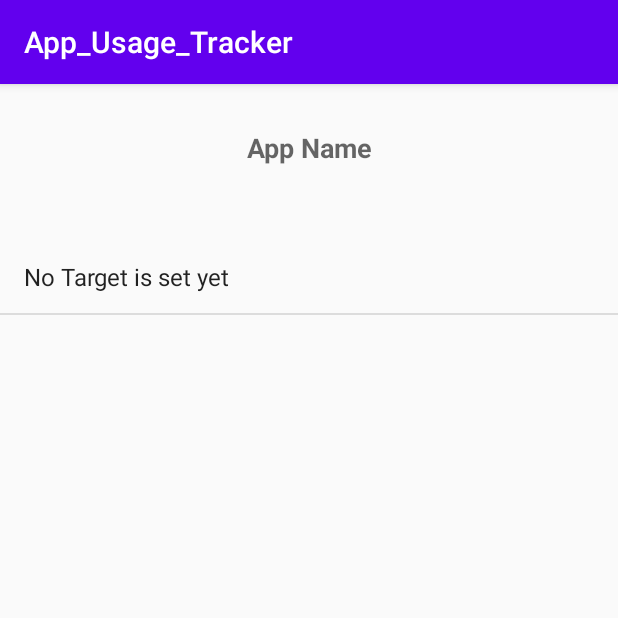
After one commit to diptodeydip/App_Usage_Tracker, an Android app: the TargetStats screen opened directly, with no data from a screen before it, on a phone screen of 412 x 824 dp, the top half of it. The commit adds this screen. Run offline under Robolectric (Android 15) with nearby library versions, the phone set to English and light mode, and no system bars; our stand-ins replace Firebase (no records; nobody signed in at launch, a user with empty details on screens opened directly).

Commit message:
AppwiseTargetStats.class , TargetStast.class added and solved some issue relating target checking.

```diff
--- a/app/src/main/java/com/example/app_usage_tracker/Info.java
+++ b/app/src/main/java/com/example/app_usage_tracker/Info.java
@@ -104,6 +104,7 @@ public class Info extends AppCompatActivity {
 
             // JSONObject userDetails = new JSONObject();
 
+            calendar.set(Calendar.MILLISECOND,0);
             calendar.set(Calendar.SECOND, 0);
             calendar.set(Calendar.MINUTE, 0);
             calendar.set(Calendar.HOUR, 0);
--- /dev/null
+++ b/app/src/main/java/com/example/app_usage_tracker/TargetStats.java
@@ -0,0 +1,71 @@
+package com.example.app_usage_tracker;
+
+import androidx.appcompat.app.AppCompatActivity;
+
+import android.content.Intent;
+import android.os.Bundle;
+import android.view.View;
+import android.widget.AdapterView;
+import android.widget.ArrayAdapter;
+import android.widget.ListView;
+import android.widget.Toast;
+
+import org.json.JSONObject;
+
+import java.util.ArrayList;
+import java.util.Iterator;
+
+public class TargetStats extends AppCompatActivity {
+    ArrayList<String> listItems = new ArrayList<String>();
+    ArrayAdapter<String> adapter;
+
+    public static String appName;
+
+    @Override
+    protected void onCreate(Bundle savedInstanceState) {
+        super.onCreate(savedInstanceState);
+        setContentView(R.layout.activity_target_stats);
+
+        adapter = new ArrayAdapter<String>(this,
+                android.R.layout.simple_list_item_1,
+                listItems);
+
+        ListView lv = findViewById(R.id.targetApp);
+        lv.setAdapter(adapter);
+
+        lv.setOnItemClickListener(new AdapterView.OnItemClickListener() {
+            @Override
+            public void onItemClick(AdapterView<?> arg0, View arg1, int position, long arg3) {
+                Toast.makeText(getApplicationContext(), "" + listItems.get(position), Toast.LENGTH_SHORT).show();
+                appName = listItems.get(position);
+                if(!appName.equals("No Target is set yet"))
+                startActivity(new Intent(TargetStats.this,AppwiseTargetStats.class));
+            }
+        });
+
+        setListView();
+    }
+
+    void setListView() {
+        JSONObject targetDetails = new JSONObject();
+        String jsonString = MyBroadcastReceiver.readJSON("TargetDetails.json", this);
+
+        if (!jsonString.equals("")) {
+            try {
+                targetDetails = new JSONObject(jsonString);
+                Iterator<String> keys = targetDetails.keys();
+                while(keys.hasNext()) {
+                    String key = keys.next();
+                    listItems.add(key);
+                    Toast.makeText(getApplicationContext(), "" + key, Toast.LENGTH_SHORT).show();
+                }
+            } catch (Exception e) {
+            }
+        }
+        else {
+            listItems.add("No Target is set yet");
+        }
+        adapter.notifyDataSetChanged();
+    }
+
+}
--- a/app/src/main/java/com/example/app_usage_tracker/UsagePage.java
+++ b/app/src/main/java/com/example/app_usage_tracker/UsagePage.java
@@ -195,6 +195,7 @@ public class UsagePage extends AppCompatActivity  {
     @RequiresApi(api = Build.VERSION_CODES.LOLLIPOP)
     void setRange(int daysAgoStart, int daysAgoEnd){
         Calendar calendar = Calendar.getInstance();
+            calendar.set(Calendar.MILLISECOND,0);
             calendar.set(Calendar.SECOND, 0);
             calendar.set(Calendar.MINUTE, 0);
             calendar.set(Calendar.HOUR, 0);
@@ -206,6 +207,7 @@ public class UsagePage extends AppCompatActivity  {
         calendar1.set(Calendar.HOUR, 11);
         calendar1.set(Calendar.MINUTE, 59);
         calendar1.set(Calendar.SECOND, 59);
+        calendar.set(Calendar.MILLISECOND,999);
         calendar1.add(Calendar.DAY_OF_MONTH,(-1)*daysAgoEnd);
         calendar1.set(Calendar.AM_PM, Calendar.PM);
         MainActivity.end_time = calendar1.getTimeInMillis();
@@ -239,8 +241,9 @@ public class UsagePage extends AppCompatActivity  {
             mAdapter.mPackageStats.clear();
 
             if (!lUsageStatsMap.isEmpty() ) {
+                mAdapter.getLabel(lUsageStatsMap);
                mAdapter.mPackageStats.addAll(lUsageStatsMap.values());
-               mAdapter.getLabel(lUsageStatsMap);
+
             }
             return null;
         }
--- /dev/null
+++ b/app/src/main/res/layout/activity_target_stats.xml
@@ -0,0 +1,28 @@
+<?xml version="1.0" encoding="utf-8"?>
+<LinearLayout xmlns:android="http://schemas.android.com/apk/res/android"
+    xmlns:app="http://schemas.android.com/apk/res-auto"
+    xmlns:tools="http://schemas.android.com/tools"
+    android:orientation="vertical"
+    android:layout_width="match_parent"
+    android:layout_height="match_parent"
+    tools:context=".TargetStats">
+    <!-- <include layout="@layout/toolbar"/>-->
+
+
+
+        <TextView
+            android:text="App Name"
+            android:layout_width="match_parent"
+            android:layout_height="wrap_content"
+            android:textStyle="bold"
+            android:textAppearance="?android:attr/textAppearanceMedium"
+            android:layout_marginBottom="50dp"
+            android:layout_marginTop="30dp"
+            android:gravity="center"/>
+
+
+    <ListView android:id="@+id/targetApp"
+        android:layout_width="match_parent"
+        android:layout_height="match_parent"
+        android:drawSelectorOnTop="false" />
+</LinearLayout>
--- a/app/src/main/res/layout/activity_usage_page.xml
+++ b/app/src/main/res/layout/activity_usage_page.xml
@@ -43,7 +43,8 @@
     <LinearLayout
         android:orientation="horizontal"
         android:layout_width="match_parent"
-        android:layout_height="wrap_content" >
+        android:layout_height="wrap_content"
+        android:layout_marginBottom="30dp">
         <TextView
             android:text="App"
             android:textAppearance="?android:attr/textAppearanceMedium"
@@ -73,7 +74,6 @@
             android:paddingStart="6dip"
             android:paddingRight="6dip"
             android:paddingLeft="6dip"
-            android:layout_marginBottom="50dp"
             android:layout_height="wrap_content" />
     </LinearLayout>
     <ListView android:id="@+id/pkg_list"
```
Also changed, not shown: app/src/main/AndroidManifest.xml (+6 -4 lines), app/src/main/java/com/example/app_usage_tracker/AppwiseTargetStats.java (added, +138 -0 lines), app/src/main/java/com/example/app_usage_tracker/MainActivity.java (+11 -1 lines), app/src/main/java/com/example/app_usage_tracker/MyBroadcastReceiver.java (+30 -9 lines), app/src/main/java/com/example/app_usage_tracker/UsageStatsAdapter.java (+5 -2 lines), app/src/main/res/layout/activity_appwise_target_stats.xml (added, +62 -0 lines), app/src/main/res/layout/activity_login.xml (deleted, +0 -76 lines), app/src/main/res/layout/activity_main.xml (+8 -0 lines), app/src/main/res/layout/targethistoryformat.xml (added, +8 -0 lines).
